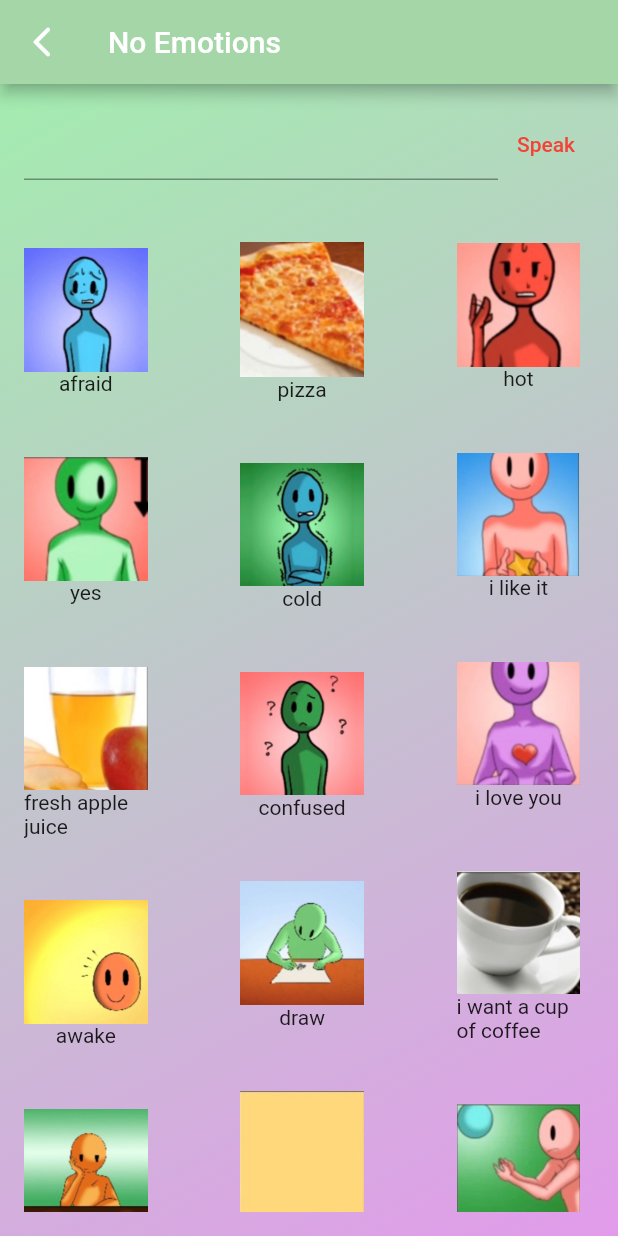
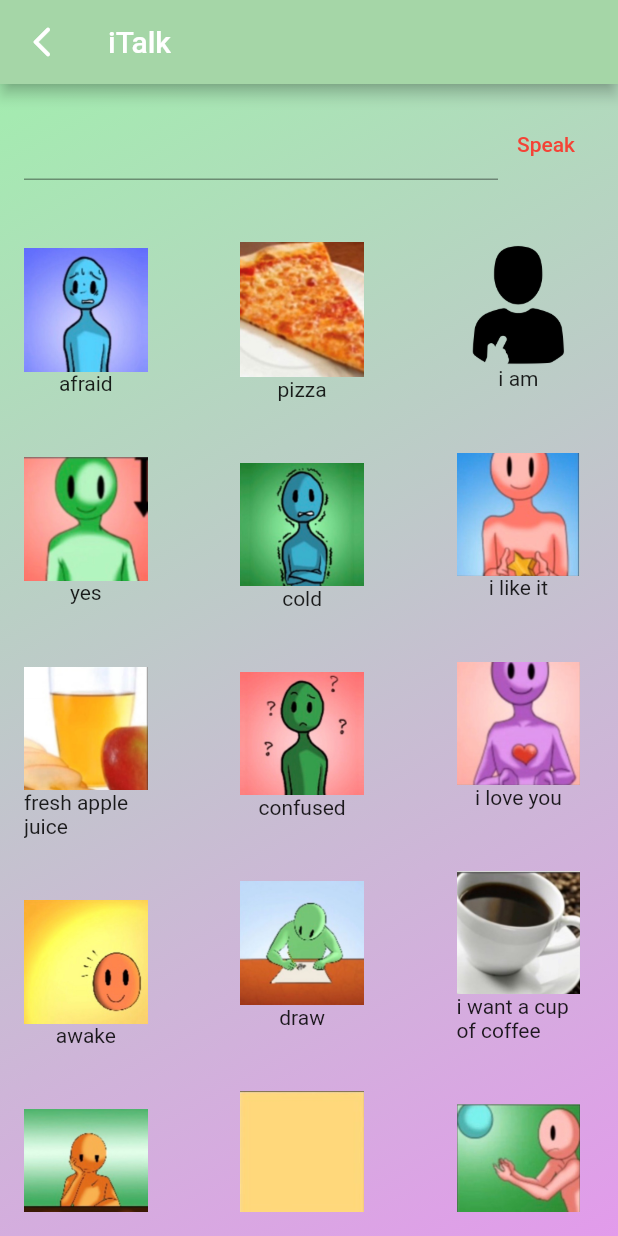
Before and after one commit to ttzein6/iTalk, a Flutter app: the NoEmotions screen opened by its route, on a phone screen of 412 x 824 dp. Run offline on Flutter 3.47's test engine with Material 2 defaults, Android fonts, the phone set to English and light mode, and no system bars; our stand-ins replace avatar_glow, speech_to_text; missing offline and left inert: flutter_emoji, highlight_text.

Commit message:
commit on main

```diff
--- a/lib/no_emotions/no_emotions.dart
+++ b/lib/no_emotions/no_emotions.dart
@@ -45,7 +45,7 @@ class _NoEmotionsState extends State<NoEmotions> {
     return SafeArea(
         child: Scaffold(
       appBar: AppBar(
-        title: const Text('No Emotions'),
+        title: const Text('iTalk'),
         backgroundColor: Colors.green.shade200,
         leading: IconButton(
           onPressed: () {
@@ -265,8 +265,8 @@ class _NoEmotionsState extends State<NoEmotions> {
                         //mainAxisSize: MainAxisSize.max,
                         children: [
                           EmojiClick(
-                            emojiPath: 'assets/icons/hot.jpg',
-                            text: 'hot',
+                            emojiPath: 'assets/icons/i_am.PNG',
+                            text: 'i am',
                             textEditingController: textFieldController,
                             isSpeak: isSpeak,
                           ),
```
Also changed, not shown: assets/icons/i_am.PNG (added).
